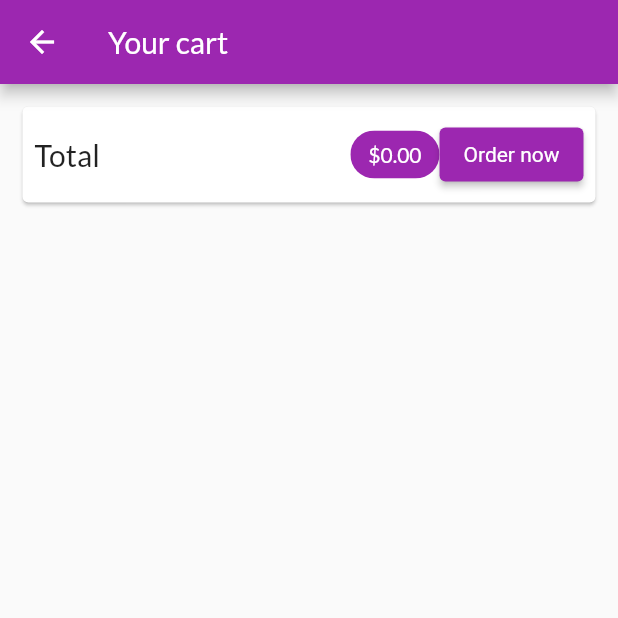
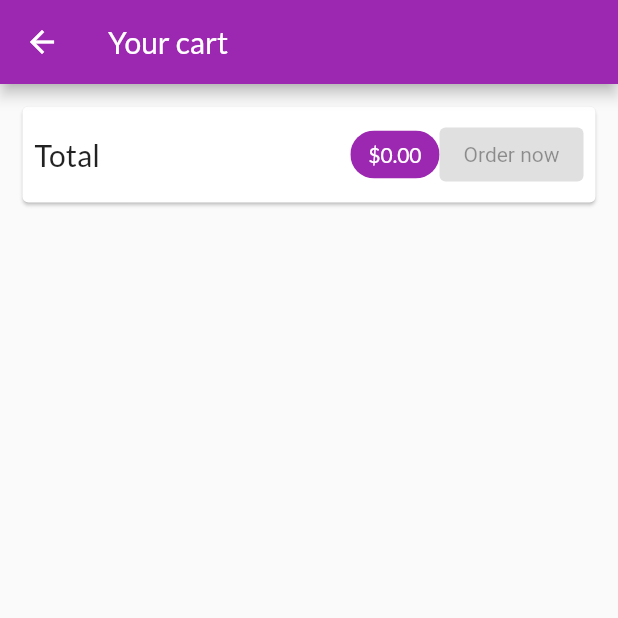
Before and after one commit to jiahaoliuliu/FlutterAndDartTheCompleteGuide-2022Edition, a Flutter app: the CartScreen screen opened by its route, on a phone screen of 412 x 824 dp, the top half of it. Run offline on Flutter 3.47's test engine with Material 2 defaults, Android fonts, the phone set to English and light mode, and no system bars; network calls fail.

Commit message:
Section10: Update the UI to sending the orders to the server

```diff
--- a/section8/lib/screens/cart_screen.dart
+++ b/section8/lib/screens/cart_screen.dart
@@ -40,20 +40,7 @@ class CartScreen extends StatelessWidget {
                     ),
                     backgroundColor: Theme.of(context).primaryColor,
                   ),
-                  ElevatedButton(
-                    child: Text('Order now'),
-                    onPressed: () {
-                      Provider.of<Orders>(context, listen: false).addOrder(
-                        cart.items.values.toList(),
-                        cart.totalAmount,
-                      );
-                      cart.clear();
-                    },
-                    style: ElevatedButton.styleFrom(
-                      textStyle:
-                          TextStyle(color: Theme.of(context).primaryColor),
-                    ),
-                  ),
+                  OrderButton(cart: cart),
                 ],
               ),
             ),
@@ -78,3 +65,50 @@ class CartScreen extends StatelessWidget {
     );
   }
 }
+
+class OrderButton extends StatefulWidget {
+  final Cart cart;
+
+  const OrderButton({
+    Key key,
+    @required this.cart,
+  }) : super(key: key);
+
+  @override
+  State<OrderButton> createState() => _OrderButtonState();
+}
+
+class _OrderButtonState extends State<OrderButton> {
+  var _isLoading = false;
+
+  @override
+  Widget build(BuildContext context) {
+    return ElevatedButton(
+      child: _isLoading
+          ? Center(
+              child: CircularProgressIndicator(),
+            )
+          : Text('Order now'),
+      onPressed: (widget.cart.totalAmount <= 0 || _isLoading)
+          ? null
+          : () async {
+              setState(() {
+                _isLoading = true;
+              });
+
+              await Provider.of<Orders>(context, listen: false).addOrder(
+                widget.cart.items.values.toList(),
+                widget.cart.totalAmount,
+              );
+              widget.cart.clear();
+              setState(() {
+                _isLoading = false;
+              });
+            },
+      style: ElevatedButton.styleFrom(
+        textStyle: TextStyle(color: Theme.of(context).primaryColor),
+      ),
+    );
+    ;
+  }
+}
```
